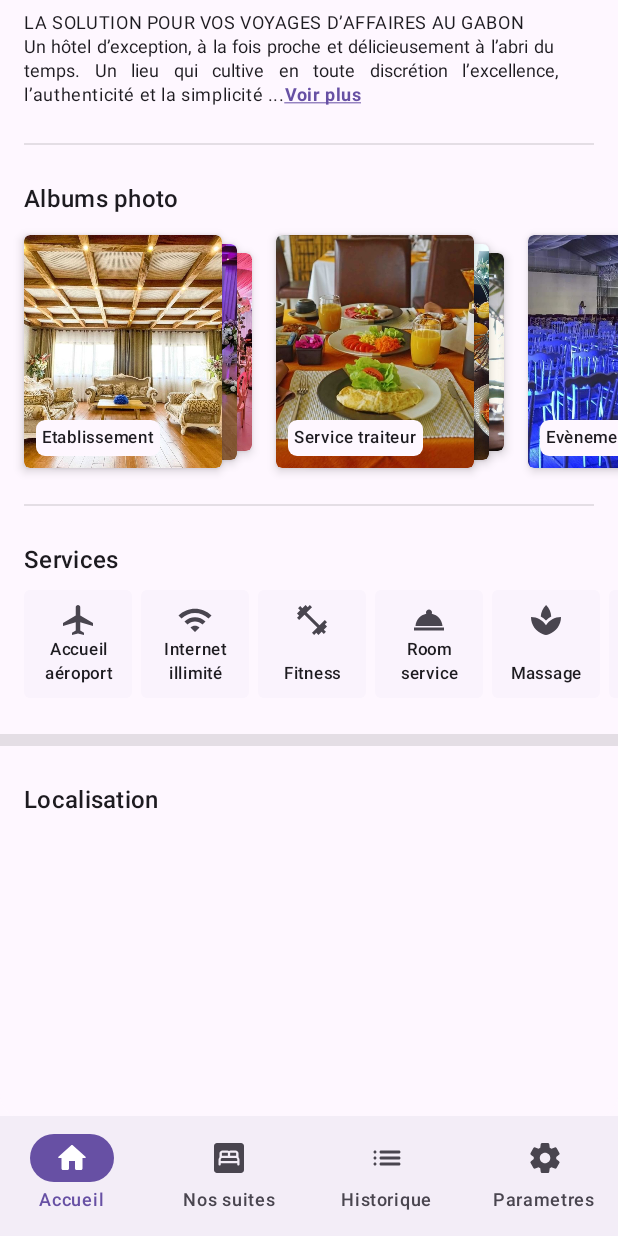
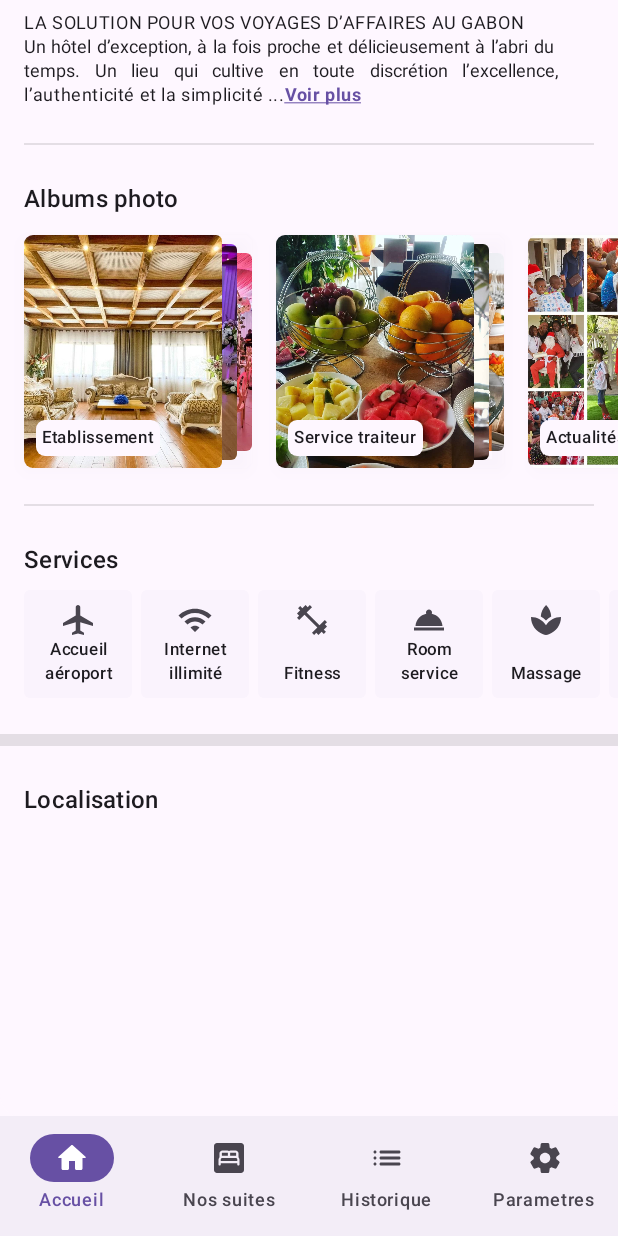
Before and after one commit to MelSardes/Nomad, an Android app built with Jetpack Compose: the screen it shows after launch (MainActivity), scrolled down 1041 dp, on a phone screen of 412 x 824 dp. Run offline under Robolectric (Android 15) with nearby library versions, the phone set to English and light mode, and no system bars; our stand-ins replace accompanist.

Commit message:
Remove rectangle images from lists, remove `Events` album, center HeaderSection in `Suites` page, change shadow for `PhotoGalleryBox`

```diff
--- a/app/src/main/java/com/mukite/nomad/data/datasource/photosGalleryDataSource.kt
+++ b/app/src/main/java/com/mukite/nomad/data/datasource/photosGalleryDataSource.kt
@@ -4,7 +4,7 @@ import com.mukite.nomad.R
 
 object photosGalleryDataSource {
     val cateringServicePhotosGallery = listOf(
-        R.drawable.catering_service_1,
+//        R.drawable.catering_service_1,
         R.drawable.catering_service_2,
         R.drawable.catering_service_3,
         R.drawable.catering_service_4,
@@ -14,8 +14,8 @@ object photosGalleryDataSource {
         R.drawable.catering_service_8,
         R.drawable.catering_service_9,
         R.drawable.catering_service_10,
-        R.drawable.catering_service_11,
-        R.drawable.catering_service_12
+//        R.drawable.catering_service_11,
+//        R.drawable.catering_service_12
     )
 
     val establishmentPhotosGallery = listOf(
@@ -31,19 +31,19 @@ object photosGalleryDataSource {
         R.drawable.hotel_10,
         R.drawable.hotel_11,
         R.drawable.hotel_12,
-        R.drawable.hotel_13,
-        R.drawable.hotel_14,
-        R.drawable.hotel_15,
-        R.drawable.hotel_16,
+//        R.drawable.hotel_13,
+//        R.drawable.hotel_14,
+//        R.drawable.hotel_15,
+//        R.drawable.hotel_16,
         R.drawable.hotel_17,
-        R.drawable.hotel_18,
-        R.drawable.hotel_19,
+//        R.drawable.hotel_18,
+//        R.drawable.hotel_19,
 //        R.drawable.hotel_20,
-        R.drawable.hotel_21,
-        R.drawable.hotel_22,
+//        R.drawable.hotel_21,
+//        R.drawable.hotel_22,
         R.drawable.hotel_23,
-        R.drawable.hotel_24,
-        R.drawable.hotel_25,
+//        R.drawable.hotel_24,
+//        R.drawable.hotel_25,
         R.drawable.hotel_26,
         R.drawable.hotel_27,
         R.drawable.hotel_28,
@@ -71,30 +71,30 @@ object photosGalleryDataSource {
     val nomadActivitiesGallery = listOf(
         R.drawable.nomad_activities_1,
         R.drawable.nomad_activities_2,
-        R.drawable.nomad_activities_3,
+//        R.drawable.nomad_activities_3,
         R.drawable.nomad_activities_4,
-        R.drawable.nomad_activities_5,
-        R.drawable.nomad_activities_6,
-        R.drawable.nomad_activities_7,
-        R.drawable.nomad_activities_8,
-        R.drawable.nomad_activities_9,
-        R.drawable.nomad_activities_10,
+//        R.drawable.nomad_activities_5,
+//        R.drawable.nomad_activities_6,
+//        R.drawable.nomad_activities_7,
+//        R.drawable.nomad_activities_8,
+//        R.drawable.nomad_activities_9,
+//        R.drawable.nomad_activities_10,
         R.drawable.nomad_activities_11,
-        R.drawable.nomad_activities_12,
-        R.drawable.nomad_activities_13,
-        R.drawable.nomad_activities_14,
-        R.drawable.nomad_activities_15,
-        R.drawable.nomad_activities_16,
-        R.drawable.nomad_activities_17,
-        R.drawable.nomad_activities_18,
-        R.drawable.nomad_activities_19,
-        R.drawable.nomad_activities_20,
+//        R.drawable.nomad_activities_12,
+//        R.drawable.nomad_activities_13,
+//        R.drawable.nomad_activities_14,
+//        R.drawable.nomad_activities_15,
+//        R.drawable.nomad_activities_16,
+//        R.drawable.nomad_activities_17,
+//        R.drawable.nomad_activities_18,
+//        R.drawable.nomad_activities_19,
+//        R.drawable.nomad_activities_20,
         R.drawable.nomad_activities_21,
-        R.drawable.nomad_activities_22,
-        R.drawable.nomad_activities_23,
-        R.drawable.nomad_activities_24,
-        R.drawable.nomad_activities_25,
-        R.drawable.nomad_activities_26,
+//        R.drawable.nomad_activities_22,
+//        R.drawable.nomad_activities_23,
+//        R.drawable.nomad_activities_24,
+//        R.drawable.nomad_activities_25,
+//        R.drawable.nomad_activities_26,
         R.drawable.nomad_activities_27,
         R.drawable.nomad_activities_28,
         R.drawable.nomad_activities_29,
--- a/app/src/main/java/com/mukite/nomad/data/model/PhotosGalleryType.kt
+++ b/app/src/main/java/com/mukite/nomad/data/model/PhotosGalleryType.kt
@@ -3,6 +3,6 @@ package com.mukite.nomad.data.model
 enum class PhotosGalleryType(val value: String) {
     CATERING_SERVICE("Service traiteur"),
     ESTABLISHMENT("Etablissement"),
-    EVENTS("Evènements"),
+//    EVENTS("Evènements"),
     NEWS("Actualités"),
 }
--- a/app/src/main/java/com/mukite/nomad/ui/HomeScreenContent.kt
+++ b/app/src/main/java/com/mukite/nomad/ui/HomeScreenContent.kt
@@ -28,6 +28,7 @@ import androidx.compose.foundation.layout.fillMaxHeight
 import androidx.compose.foundation.layout.fillMaxSize
 import androidx.compose.foundation.layout.fillMaxWidth
 import androidx.compose.foundation.layout.height
+import androidx.compose.foundation.layout.heightIn
 import androidx.compose.foundation.layout.padding
 import androidx.compose.foundation.layout.size
 import androidx.compose.foundation.layout.width
@@ -93,7 +94,6 @@ import com.mukite.nomad.data.datasource.DataSource.newsList
 import com.mukite.nomad.data.datasource.DataSource.weatherIconsList
 import com.mukite.nomad.data.datasource.photosGalleryDataSource.cateringServicePhotosGallery
 import com.mukite.nomad.data.datasource.photosGalleryDataSource.establishmentPhotosGallery
-import com.mukite.nomad.data.datasource.photosGalleryDataSource.eventsExpandedGallery
 import com.mukite.nomad.data.datasource.photosGalleryDataSource.nomadActivitiesGallery
 import com.mukite.nomad.data.model.News
 import com.mukite.nomad.data.model.PhotosGalleryType
@@ -420,29 +420,31 @@ fun PhotoGalleryBox(
     onImageClick: (PhotosGalleryType) -> Unit
 ) {
 
+    val initialImageWidth = 132.dp
+    val ratio = 132f / 112f
+
     Box(
         contentAlignment = Alignment.CenterStart,
-        modifier = Modifier.bounceClick {
-            onImageClick(galleryType)
-        },
+        modifier = Modifier
+            .bounceClick { onImageClick(galleryType) }
+            .shadow(
+                elevation = 6.dp,
+                shape = RoundedCornerShape(6.dp),
+                spotColor = MaterialTheme.colorScheme.surfaceVariant,
+                ambientColor = MaterialTheme.colorScheme.surfaceVariant
+            ),
     ) {
         photosGallery.take(3).forEachIndexed { index, image ->
             val leftPadding = index * 20.dp
-            val boxWidth = (132 - (index * 10)).dp
-            val ratio = 132f / 112f
-            val imageHeight = (boxWidth * ratio)
+            val imageWidth = initialImageWidth - (index.dp * 10)
+            val imageHeight = (imageWidth * ratio)
 
             Box(
                 contentAlignment = Alignment.Center,
                 modifier = Modifier
                     .padding(start = leftPadding)
                     .height(imageHeight)
-                    .width(boxWidth)
-                    .shadow(
-                        elevation = 4.dp,
-                        shape = RoundedCornerShape(4.dp),
-                        spotColor = Color.Black
-                    )
+                    .width(imageWidth)
                     .clip(RoundedCornerShape(4.dp))
                     .zIndex((-index).toFloat()),
             ) {
@@ -484,7 +486,7 @@ fun PhotosGalleryRow(onImageClick: (PhotosGalleryType) -> Unit) {
 
         PhotoGalleryBox(cateringServicePhotosGallery, PhotosGalleryType.CATERING_SERVICE) { onImageClick(it) }
 
-        PhotoGalleryBox(eventsExpandedGallery, PhotosGalleryType.EVENTS) { onImageClick(it) }
+//        PhotoGalleryBox(eventsExpandedGallery, PhotosGalleryType.EVENTS) { onImageClick(it) }
 
         PhotoGalleryBox(nomadActivitiesGallery, PhotosGalleryType.NEWS) { onImageClick(it) }
 
@@ -507,7 +509,7 @@ fun ImagesPager(imageType: PhotosGalleryType, modifier: Modifier = Modifier, onC
     val galleryImages = when (imageType) {
         PhotosGalleryType.ESTABLISHMENT -> establishmentPhotosGallery
         PhotosGalleryType.CATERING_SERVICE -> cateringServicePhotosGallery
-        PhotosGalleryType.EVENTS -> eventsExpandedGallery
+//        PhotosGalleryType.EVENTS -> eventsExpandedGallery
         PhotosGalleryType.NEWS -> nomadActivitiesGallery
     }
     val scope = rememberCoroutineScope()
@@ -531,11 +533,12 @@ fun ImagesPager(imageType: PhotosGalleryType, modifier: Modifier = Modifier, onC
                 painter = painterResource(id = galleryImages[image]),
                 contentDescription = null,
                 modifier = Modifier.fillMaxSize(),
-                contentScale = ContentScale.Crop,
+                contentScale = ContentScale.Fit,
                 alignment = Alignment.Center
             )
         }
 
+        Spacer(modifier = Modifier.weight(1f))
 
         Row(
             modifier = Modifier.fillMaxWidth(),
@@ -558,7 +561,7 @@ fun ImagesPager(imageType: PhotosGalleryType, modifier: Modifier = Modifier, onC
             )
         }
 
-        Spacer(modifier = Modifier.height(32.dp))
+        Spacer(modifier = Modifier.heightIn(16.dp, 32.dp))
 
         Column(
             modifier = Modifier.fillMaxWidth(),
@@ -625,7 +628,7 @@ fun ImagesPager(imageType: PhotosGalleryType, modifier: Modifier = Modifier, onC
             }
         }
 
-        Spacer(modifier = Modifier.height(32.dp))
+        Spacer(modifier = Modifier.heightIn(16.dp, 32.dp))
     }
 }
 
--- a/app/src/main/java/com/mukite/nomad/ui/Suites.kt
+++ b/app/src/main/java/com/mukite/nomad/ui/Suites.kt
@@ -103,13 +103,14 @@ fun Suites(modifier: Modifier = Modifier, navigateToDateSelection: () -> Unit) {
                 .padding(horizontal = 16.dp),
             verticalArrangement = Arrangement.spacedBy(32.dp)
         ) {
-            Column(modifier = Modifier.width(IntrinsicSize.Max), horizontalAlignment = Alignment.CenterHorizontally) {
+            Column(modifier = Modifier.fillMaxWidth(), horizontalAlignment = Alignment.CenterHorizontally) {
                 Text(
                     text = stringResource(R.string.nomad_hotel_full_name),
                     color = MaterialTheme.colorScheme.primary,
                     style = MaterialTheme.typography.headlineSmall,
                     fontWeight = FontWeight.SemiBold,
                     textAlign = TextAlign.Center,
+                    modifier = Modifier.fillMaxWidth()
                 )
 
                 // render pdf document
@@ -198,7 +199,7 @@ fun Amenities(modifier: Modifier = Modifier) {
             modifier = Modifier
                 .fillMaxWidth()
                 .height(IntrinsicSize.Max),
-            horizontalArrangement = Arrangement.spacedBy(6.dp),
+            horizontalArrangement = Arrangement.spacedBy(6.dp, Alignment.CenterHorizontally),
             verticalArrangement = Arrangement.spacedBy(8.dp),
 //            maxItemsInEachRow = 5
         ) {
```
